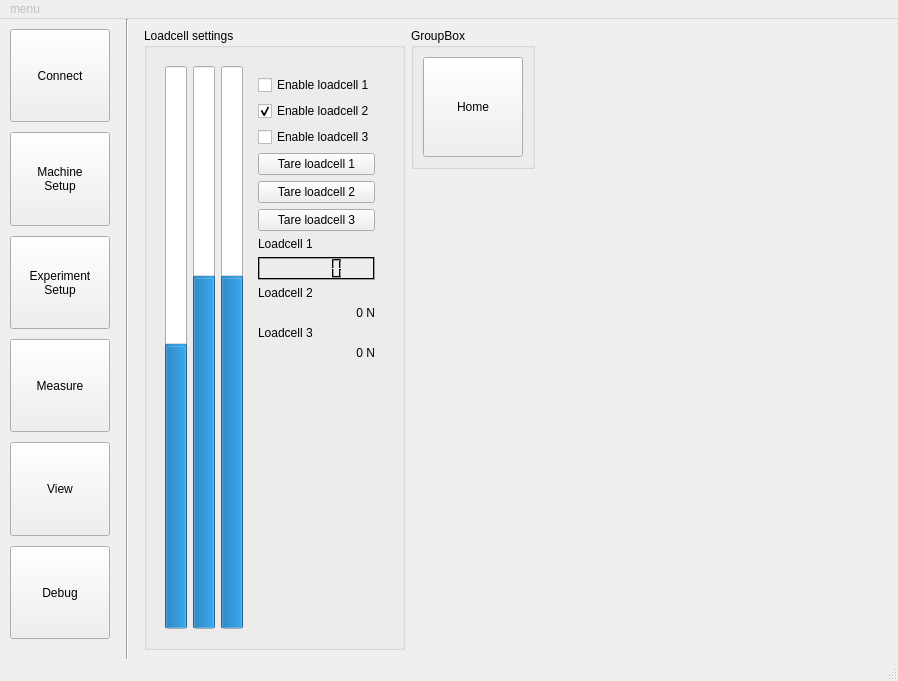
OndrejPistora/thymos-loader, file src/main/resources/base/design.ui: the form before one commit.
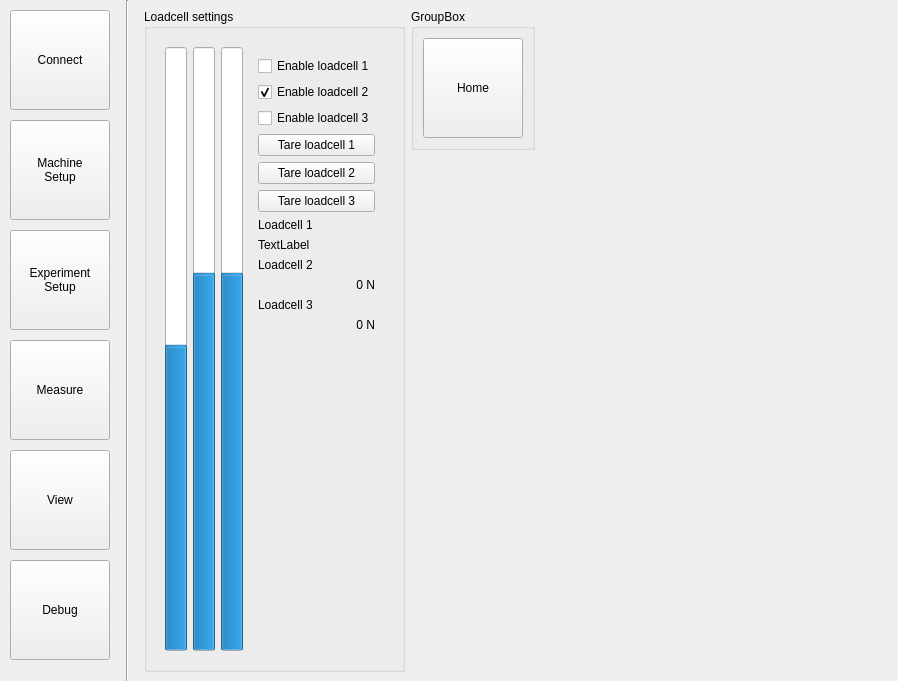
The form after the commit. The open tabs and pages were chosen to show the change. Custom widgets are drawn as their Qt base class.

Commit message: unify loadcells labels

```diff
--- a/src/main/resources/base/design.ui
+++ b/src/main/resources/base/design.ui
@@ -613,70 +613,9 @@
                      </widget>
                     </item>
                     <item>
-                     <widget class="QLCDNumber" name="nLC1">
-                      <property name="palette">
-                       <palette>
-                        <active>
-                         <colorrole role="Light">
-                          <brush brushstyle="SolidPattern">
-                           <color alpha="255">
-                            <red>0</red>
-                            <green>0</green>
-                            <blue>0</blue>
-                           </color>
-                          </brush>
-                         </colorrole>
-                         <colorrole role="BrightText">
-                          <brush brushstyle="SolidPattern">
-                           <color alpha="255">
-                            <red>10</red>
-                            <green>10</green>
-                            <blue>10</blue>
-                           </color>
-                          </brush>
-                         </colorrole>
-                        </active>
-                        <inactive>
-                         <colorrole role="Light">
-                          <brush brushstyle="SolidPattern">
-                           <color alpha="255">
-                            <red>0</red>
-                            <green>0</green>
-                            <blue>0</blue>
-                           </color>
-                          </brush>
-                         </colorrole>
-                         <colorrole role="BrightText">
-                          <brush brushstyle="SolidPattern">
-                           <color alpha="255">
-                            <red>10</red>
-                            <green>10</green>
-                            <blue>10</blue>
-                           </color>
-                          </brush>
-                         </colorrole>
-                        </inactive>
-                        <disabled>
-                         <colorrole role="Light">
-                          <brush brushstyle="SolidPattern">
-                           <color alpha="255">
-                            <red>0</red>
-                            <green>0</green>
-                            <blue>0</blue>
-                           </color>
-                          </brush>
-                         </colorrole>
-                         <colorrole role="BrightText">
-                          <brush brushstyle="SolidPattern">
-                           <color alpha="255">
-                            <red>10</red>
-                            <green>10</green>
-                            <blue>10</blue>
-                           </color>
-                          </brush>
-                         </colorrole>
-                        </disabled>
-                       </palette>
+                     <widget class="QLabel" name="label_4">
+                      <property name="text">
+                       <string>TextLabel</string>
                       </property>
                      </widget>
                     </item>
@@ -1046,42 +985,6 @@
              </layout>
             </widget>
            </item>
-           <item>
-            <widget class="QGroupBox" name="groupBox_2">
-             <property name="title">
-              <string>Export and View folder</string>
-             </property>
-             <layout class="QVBoxLayout" name="verticalLayout_10">
-              <item>
-               <widget class="QLabel" name="labOutFolder">
-                <property name="text">
-                 <string>None</string>
-                </property>
-               </widget>
-              </item>
-              <item>
-               <widget class="QLabel" name="label_4">
-                <property name="text">
-                 <string>Selected folder:</string>
-                </property>
-               </widget>
-              </item>
-              <item>
-               <widget class="QPushButton" name="butOutSelectFolder">
-                <property name="maximumSize">
-                 <size>
-                  <width>200</width>
-                  <height>16777215</height>
-                 </size>
-                </property>
-                <property name="text">
-                 <string>Select folder</string>
-                </property>
-               </widget>
-              </item>
-             </layout>
-            </widget>
-           </item>
           </layout>
          </widget>
          <widget class="QWidget" name="Measure">
@@ -1647,30 +1550,6 @@
     </item>
    </layout>
   </widget>
-  <widget class="QMenuBar" name="menubar">
-   <property name="enabled">
-    <bool>false</bool>
-   </property>
-   <property name="geometry">
-    <rect>
-     <x>0</x>
-     <y>0</y>
-     <width>898</width>
-     <height>24</height>
-    </rect>
-   </property>
-   <widget class="QMenu" name="menumenu">
-    <property name="title">
-     <string>menu</string>
-    </property>
-   </widget>
-   <addaction name="menumenu"/>
-  </widget>
-  <widget class="QStatusBar" name="statusbar">
-   <property name="enabled">
-    <bool>false</bool>
-   </property>
-  </widget>
   <action name="actionTestAction">
    <property name="text">
     <string>TestAction</string>
```
Left out of the diff: 134 changed lines with no effect on the pictures. The commit also changes 1 other file.
